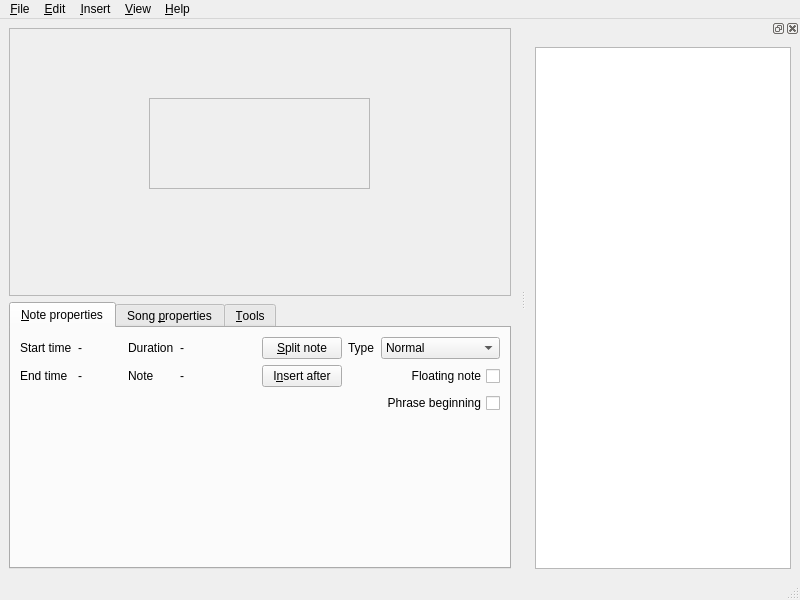
Old version of the form editor.ui in the repository performous/composer.
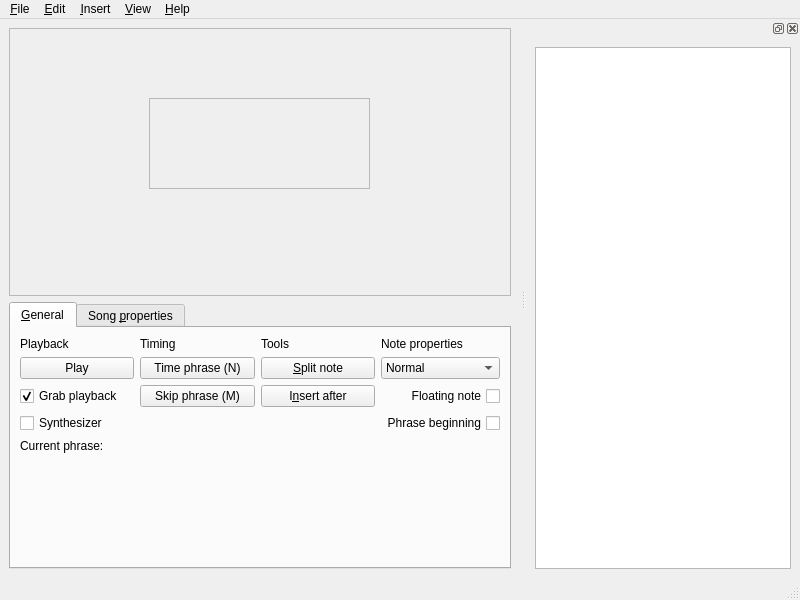
New version of the form.

Commit message: Unite Note properties and Tools tabs.

Patch:
```diff
--- a/editor.ui
+++ b/editor.ui
@@ -76,7 +76,7 @@
       </property>
       <widget class="QWidget" name="tabNote">
        <attribute name="title">
-        <string>&amp;Note properties</string>
+        <string>&amp;General</string>
        </attribute>
        <attribute name="toolTip">
         <string>Note properties</string>
@@ -86,34 +86,136 @@
        </attribute>
        <layout class="QGridLayout" name="gridLayout_4">
         <item row="0" column="0">
+         <widget class="QLabel" name="label_11">
+          <property name="text">
+           <string>Playback</string>
+          </property>
+         </widget>
+        </item>
+        <item row="0" column="1">
+         <widget class="QLabel" name="label_12">
+          <property name="text">
+           <string>Timing</string>
+          </property>
+         </widget>
+        </item>
+        <item row="0" column="2">
          <widget class="QLabel" name="label_3">
           <property name="text">
-           <string>Start time</string>
+           <string>Tools</string>
           </property>
          </widget>
         </item>
-        <item row="0" column="2">
-         <widget class="QLabel" name="valNoteBegin">
-          <property name="text">
-           <string>-</string>
-          </property>
-         </widget>
-        </item>
-        <item row="1" column="0">
+        <item row="0" column="3">
          <widget class="QLabel" name="label_4">
+          <property name="layoutDirection">
+           <enum>Qt::LeftToRight</enum>
+          </property>
           <property name="text">
-           <string>End time</string>
+           <string>Note properties</string>
+          </property>
+         </widget>
+        </item>
+        <item row="1" column="0">
+         <widget class="QPushButton" name="cmdPlay">
+          <property name="toolTip">
+           <string>Play/pause the music file</string>
+          </property>
+          <property name="text">
+           <string>Play</string>
+          </property>
+         </widget>
+        </item>
+        <item row="1" column="1">
+         <widget class="QPushButton" name="cmdTimeSentence">
+          <property name="toolTip">
+           <string>Set selected note start to cursor position and move to next phrase start</string>
+          </property>
+          <property name="text">
+           <string>Time phrase (N)</string>
+          </property>
+          <property name="shortcut">
+           <string>N</string>
           </property>
          </widget>
         </item>
         <item row="1" column="2">
-         <widget class="QLabel" name="valNoteEnd">
+         <widget class="QPushButton" name="cmdSplit">
+          <property name="toolTip">
+           <string>Split selected note into two new ones</string>
+          </property>
           <property name="text">
-           <string>-</string>
+           <string>&amp;Split note</string>
           </property>
          </widget>
         </item>
-        <item row="0" column="10">
+        <item row="2" column="0">
+         <widget class="QCheckBox" name="chkGrabSeekHandle">
+          <property name="toolTip">
+           <string>Make sure the playback cursor is always visible</string>
+          </property>
+          <property name="text">
+           <string>Grab playback</string>
+          </property>
+          <property name="checked">
+           <bool>true</bool>
+          </property>
+         </widget>
+        </item>
+        <item row="2" column="1">
+         <widget class="QPushButton" name="cmdSkipSentence">
+          <property name="toolTip">
+           <string>Skip to next phrase start without timing</string>
+          </property>
+          <property name="text">
+           <string>Skip phrase (M)</string>
+          </property>
+          <property name="shortcut">
+           <string>M</string>
+          </property>
+         </widget>
+        </item>
+        <item row="2" column="2">
+         <widget class="QPushButton" name="cmdInsert">
+          <property name="toolTip">
+           <string>Insert new notes after the selected one</string>
+          </property>
+          <property name="text">
+           <string>I&amp;nsert after</string>
+          </property>
+         </widget>
+        </item>
+        <item row="3" column="0">
+         <widget class="QCheckBox" name="chkSynth">
+          <property name="toolTip">
+           <string>Synthesize and play notes during playback</string>
+          </property>
+          <property name="text">
+           <string>Synthesizer</string>
+          </property>
+         </widget>
+        </item>
+        <item row="5" column="0">
+         <spacer name="verticalSpacer">
+          <property name="orientation">
+           <enum>Qt::Vertical</enum>
+          </property>
+          <property name="sizeHint" stdset="0">
+           <size>
+            <width>20</width>
+            <height>40</height>
+           </size>
+          </property>
+         </spacer>
+        </item>
+        <item row="4" column="0">
+         <widget class="QLabel" name="lblCurrentSentence">
+          <property name="text">
+           <string>Current phrase:</string>
+          </property>
+         </widget>
+        </item>
+        <item row="1" column="3">
          <widget class="QComboBox" name="cmbNoteType">
           <property name="toolTip">
            <string>Note type</string>
@@ -141,7 +243,7 @@
           </item>
          </widget>
         </item>
-        <item row="1" column="10">
+        <item row="2" column="3">
          <widget class="QCheckBox" name="chkFloating">
           <property name="toolTip">
            <string>Floating notes automatically adjust with regards to neighbours</string>
@@ -154,27 +256,7 @@
           </property>
          </widget>
         </item>
-        <item row="0" column="8">
-         <widget class="QLabel" name="label_6">
-          <property name="text">
-           <string>Type</string>
-          </property>
-         </widget>
-        </item>
-        <item row="4" column="0">
-         <spacer name="verticalSpacer">
-          <property name="orientation">
-           <enum>Qt::Vertical</enum>
-          </property>
-          <property name="sizeHint" stdset="0">
-           <size>
-            <width>20</width>
-            <height>40</height>
-           </size>
-          </property>
-         </spacer>
-        </item>
-        <item row="2" column="10">
+        <item row="3" column="3">
          <widget class="QCheckBox" name="chkLineBreak">
           <property name="toolTip">
            <string>Check to start a new phrase with selected note</string>
@@ -187,83 +269,6 @@
           </property>
          </widget>
         </item>
-        <item row="0" column="4">
-         <widget class="QLabel" name="label_5">
-          <property name="text">
-           <string>Duration</string>
-          </property>
-         </widget>
-        </item>
-        <item row="0" column="5">
-         <widget class="QLabel" name="valNoteDuration">
-          <property name="text">
-           <string>-</string>
-          </property>
-         </widget>
-        </item>
-        <item row="1" column="4">
-         <widget class="QLabel" name="label_8">
-          <property name="text">
-           <string>Note</string>
-          </property>
-         </widget>
-        </item>
-        <item row="1" column="5">
-         <widget class="QLabel" name="valNote">
-          <property name="text">
-           <string>-</string>
-          </property>
-         </widget>
-        </item>
-        <item row="0" column="6">
-         <spacer name="horizontalSpacer_2">
-          <property name="orientation">
-           <enum>Qt::Horizontal</enum>
-          </property>
-          <property name="sizeHint" stdset="0">
-           <size>
-            <width>40</width>
-            <height>20</height>
-           </size>
-          </property>
-         </spacer>
-        </item>
-        <item row="0" column="3">
-         <spacer name="horizontalSpacer">
-          <property name="orientation">
-           <enum>Qt::Horizontal</enum>
-          </property>
-          <property name="sizeType">
-           <enum>QSizePolicy::Maximum</enum>
-          </property>
-          <property name="sizeHint" stdset="0">
-           <size>
-            <width>40</width>
-            <height>20</height>
-           </size>
-          </property>
-         </spacer>
-        </item>
-        <item row="0" column="7">
-         <widget class="QPushButton" name="cmdSplit">
-          <property name="toolTip">
-           <string>Split selected note into two new ones</string>
-          </property>
-          <property name="text">
-           <string>&amp;Split note</string>
-          </property>
-         </widget>
-        </item>
-        <item row="1" column="7">
-         <widget class="QPushButton" name="cmdInsert">
-          <property name="toolTip">
-           <string>Insert new notes after the selected one</string>
-          </property>
-          <property name="text">
-           <string>I&amp;nsert after</string>
-          </property>
-         </widget>
-        </item>
        </layout>
       </widget>
       <widget class="QWidget" name="tabSong">
@@ -365,113 +370,6 @@
         </item>
        </layout>
       </widget>
-      <widget class="QWidget" name="tabTools">
-       <attribute name="title">
-        <string>&amp;Tools</string>
-       </attribute>
-       <layout class="QGridLayout" name="gridLayout_6">
-        <item row="0" column="0">
-         <widget class="QLabel" name="label_11">
-          <property name="text">
-           <string>Playback</string>
-          </property>
-         </widget>
-        </item>
-        <item row="0" column="1">
-         <widget class="QLabel" name="label_12">
-          <property name="text">
-           <string>Timing</string>
-          </property>
-         </widget>
-        </item>
-        <item row="1" column="0">
-         <widget class="QPushButton" name="cmdPlay">
-          <property name="toolTip">
-           <string>Play/pause the music file</string>
-          </property>
-          <property name="text">
-           <string>Play</string>
-          </property>
-         </widget>
-        </item>
-        <item row="5" column="0">
-         <spacer name="verticalSpacer_3">
-          <property name="orientation">
-           <enum>Qt::Vertical</enum>
-          </property>
-          <property name="sizeHint" stdset="0">
-           <size>
-            <width>20</width>
-            <height>40</height>
-           </size>
-          </property>
-         </spacer>
-        </item>
-        <item row="2" column="0">
-         <widget class="QCheckBox" name="chkGrabSeekHandle">
-          <property name="toolTip">
-           <string>Make sure the playback cursor is always visible</string>
-          </property>
-          <property name="text">
-           <string>Keep playback position in view</string>
-          </property>
-          <property name="checked">
-           <bool>true</bool>
-          </property>
-         </widget>
-        </item>
-        <item row="1" column="1">
-         <widget class="QPushButton" name="cmdTimeSentence">
-          <property name="toolTip">
-           <string>Set selected note start to cursor position and move to next phrase start</string>
-          </property>
-          <property name="text">
-           <string>Time phrase (N)</string>
-          </property>
-          <property name="shortcut">
-           <string>N</string>
-          </property>
-         </widget>
-        </item>
-        <item row="1" column="2">
-         <widget class="QPushButton" name="cmdSkipSentence">
-          <property name="toolTip">
-           <string>Skip to next phrase start without timing</string>
-          </property>
-          <property name="text">
-           <string>Skip phrase (M)</string>
-          </property>
-          <property name="shortcut">
-           <string>M</string>
-          </property>
-         </widget>
-        </item>
-        <item row="2" column="1" colspan="2">
-         <widget class="QLabel" name="lblCurrentSentence">
-          <property name="text">
-           <string>Current sentence:</string>
-          </property>
-         </widget>
-        </item>
-        <item row="3" column="1" colspan="2">
-         <widget class="QLabel" name="lblPrevSentence">
-          <property name="text">
-           <string>Previous sentence:</string>
-          </property>
-         </widget>
-        </item>
-        <item row="3" column="0">
-         <widget class="QCheckBox" name="chkSynth">
-          <property name="toolTip">
-           <string>Synthesize and play notes during playback</string>
-          </property>
-          <property name="text">
-           <string>Play synthesized notes</string>
-          </property>
-         </widget>
-        </item>
-       </layout>
-      </widget>
      </widget>
     </item>
    </layout>
```
Left out of the diff: 11 changed lines with no effect on the pictures. The commit also changes 3 other files.
